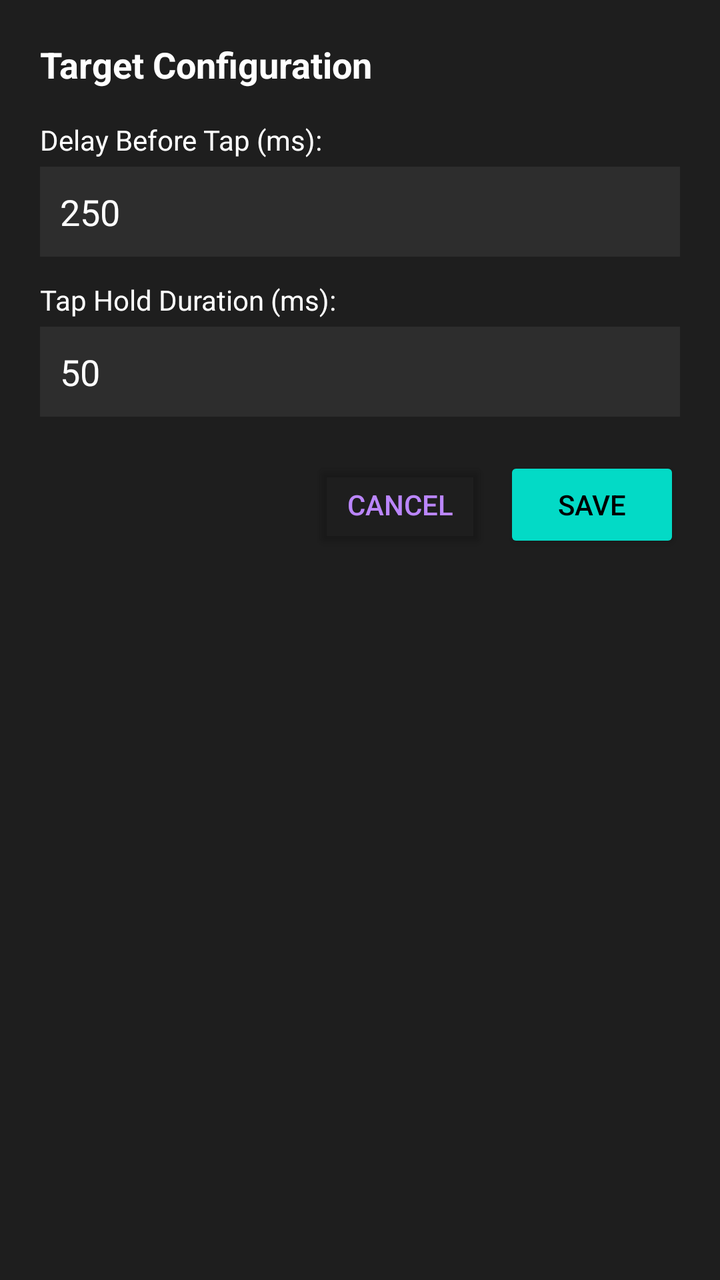
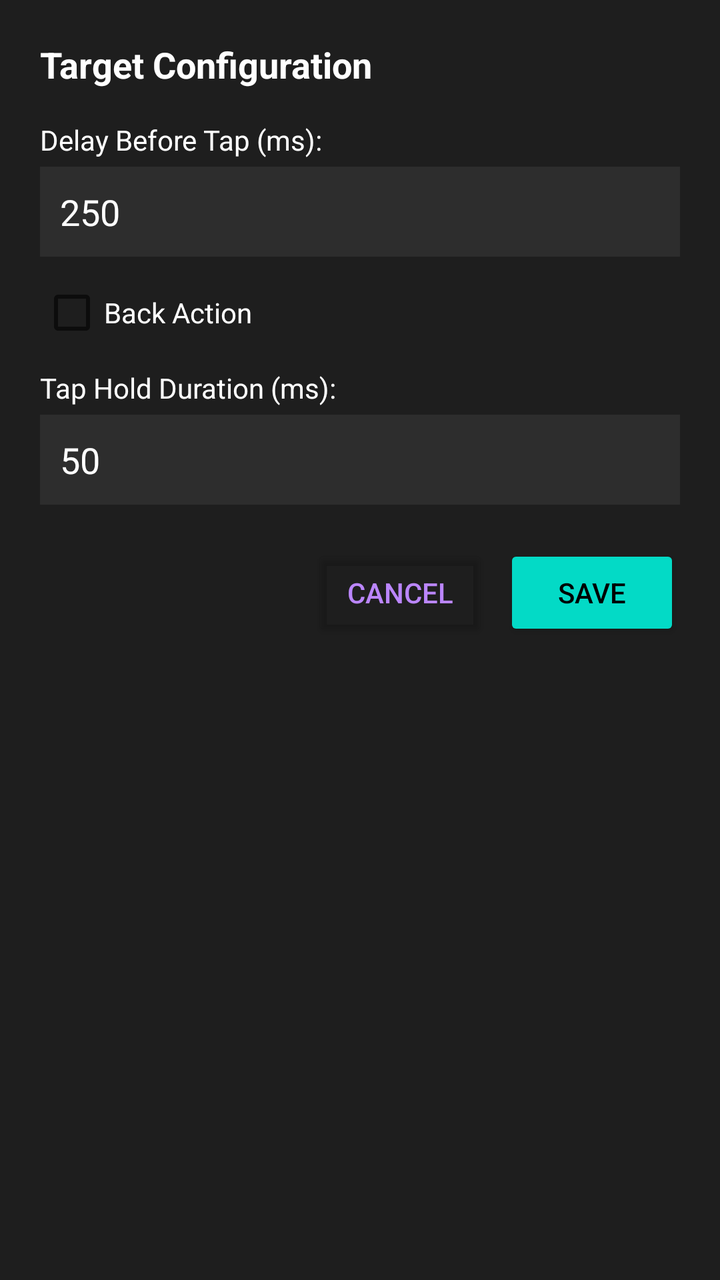

Screens rendered from an Android XML layout before and after an edit, with the pre-edit source and the edit as a unified diff.
<!-- AndroidManifest.xml: application theme Theme.AutoClicker -->
<!-- res/layout/dialog_point_settings.xml -->
<?xml version="1.0" encoding="utf-8"?>
<LinearLayout xmlns:android="http://schemas.android.com/apk/res/android"
    android:layout_width="280dp"
    android:layout_height="wrap_content"
    android:background="@color/surface_dark"
    android:orientation="vertical"
    android:padding="20dp"
    android:elevation="16dp">

    <TextView
        android:id="@+id/dialog_title"
        android:layout_width="match_parent"
        android:layout_height="wrap_content"
        android:text="Target Configuration"
        android:textColor="@color/text_white"
        android:textSize="18sp"
        android:textStyle="bold"
        android:layout_marginBottom="16dp"/>

    <TextView
        android:layout_width="match_parent"
        android:layout_height="wrap_content"
        android:text="Delay Before Tap (ms):"
        android:textColor="@color/text_white"
        android:textSize="14sp"
        android:layout_marginBottom="4dp"/>

    <EditText
        android:id="@+id/et_delay"
        android:layout_width="match_parent"
        android:layout_height="45dp"
        android:background="#2D2D2D"
        android:inputType="number"
        android:textColor="@color/text_white"
        android:paddingLeft="10dp"
        android:text="250"
        android:layout_marginBottom="12dp"/>

    <TextView
        android:layout_width="match_parent"
        android:layout_height="wrap_content"
        android:text="Tap Hold Duration (ms):"
        android:textColor="@color/text_white"
        android:textSize="14sp"
        android:layout_marginBottom="4dp"/>

    <EditText
        android:id="@+id/et_duration"
        android:layout_width="match_parent"
        android:layout_height="45dp"
        android:background="#2D2D2D"
        android:inputType="number"
        android:textColor="@color/text_white"
        android:paddingLeft="10dp"
        android:text="50"
        android:layout_marginBottom="20dp"/>

    <LinearLayout
        android:layout_width="match_parent"
        android:layout_height="wrap_content"
        android:orientation="horizontal"
        android:gravity="end">

        <Button
            android:id="@+id/btn_cancel"
            android:layout_width="wrap_content"
            android:layout_height="wrap_content"
            android:text="Cancel"
            android:backgroundTint="@android:color/transparent"
            android:textColor="@color/primary_color"
            android:layout_marginRight="8dp"/>

        <Button
            android:id="@+id/btn_save"
            android:layout_width="wrap_content"
            android:layout_height="wrap_content"
            android:text="Save"
            android:backgroundTint="@color/accent_color"
            android:textColor="#000000"/>
    </LinearLayout>
</LinearLayout>
<!-- resources referenced by this layout -->
<resources>
  <color name="accent_color">#03DAC6</color>
  <color name="primary_color">#BB86FC</color>
  <color name="surface_dark">#1E1E1E</color>
  <color name="text_white">#FFFFFF</color>
  <style name="Theme.AutoClicker" parent="Theme.AppCompat.DayNight.NoActionBar">
          <item name="colorPrimary">@color/primary_color</item>
          <item name="colorPrimaryDark">@color/primary_variant</item>
          <item name="colorAccent">@color/accent_color</item>
      </style>
  <color name="primary_variant">#3700B3</color>
</resources>

<!-- the commit's change to res/layout/dialog_point_settings.xml (unified diff, before → after) -->
@@ -34,6 +34,14 @@
         android:textColor="@color/text_white"
         android:paddingLeft="10dp"
         android:text="250"
+        android:layout_marginBottom="12dp"/>
+    
+    <CheckBox
+        android:id="@+id/cb_is_back"
+        android:layout_width="wrap_content"
+        android:layout_height="wrap_content"
+        android:text="Back Action"
+        android:textColor="@color/text_white"
         android:layout_marginBottom="12dp"/>
 
     <TextView
